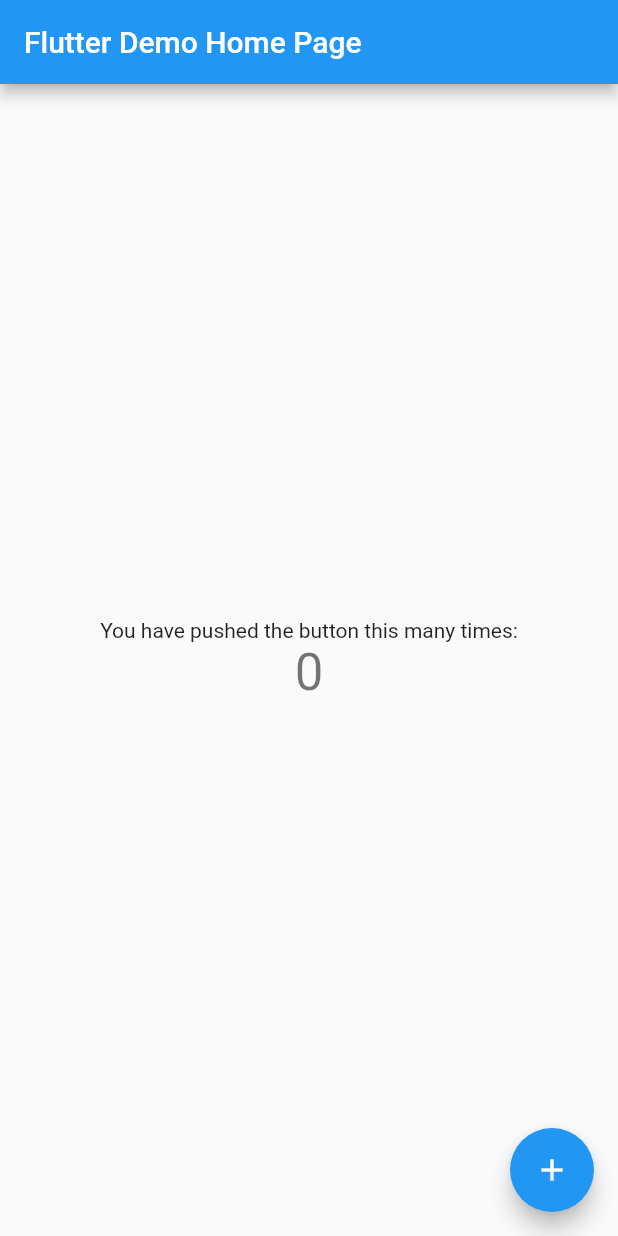
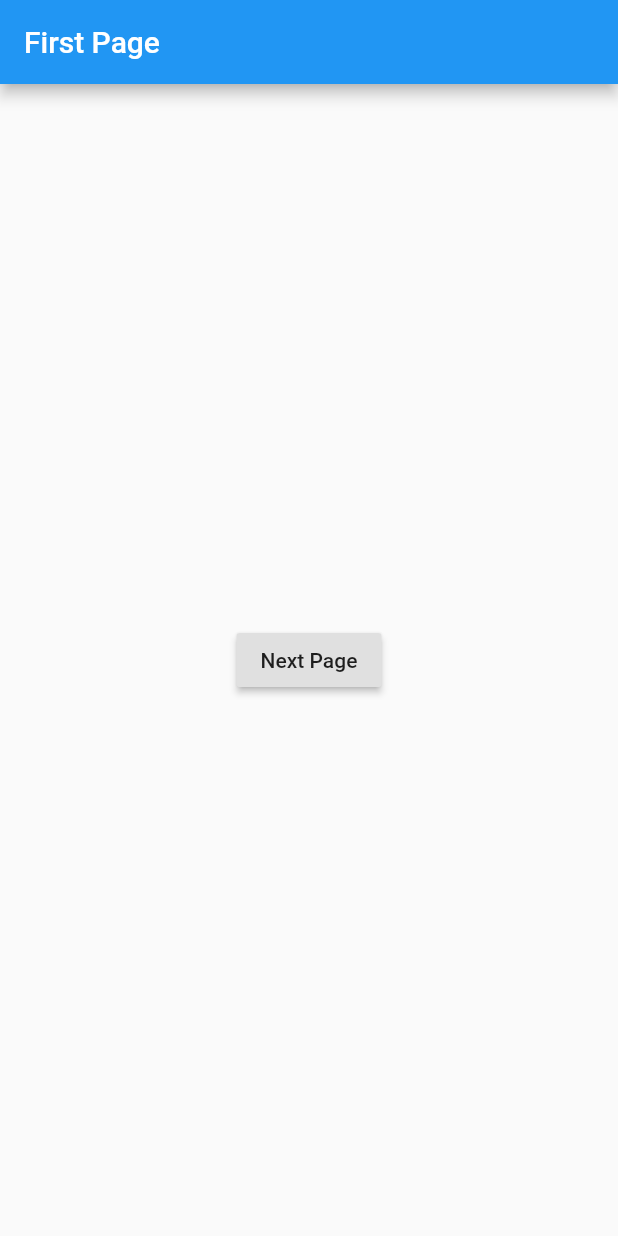
Before and after one commit to Ika-Taro/test_flutter, a Flutter app: the screen it shows after launch, on a phone screen of 412 x 824 dp. Run offline on Flutter 3.47's test engine with Material 2 defaults, Android fonts, the phone set to English and light mode, and no system bars.

Commit message:
画面遷移テスト

```diff
--- a/lib/main.dart
+++ b/lib/main.dart
@@ -1,13 +1,12 @@
 import 'package:flutter/material.dart';
 
 void main() {
-  runApp(const MyApp());
+  runApp(MyApp());
 }
 
 class MyApp extends StatelessWidget {
-  const MyApp({Key? key}) : super(key: key);
+  // const MyApp({Key? key}) : super(key: key);
 
-  // This widget is the root of your application.
   @override
   Widget build(BuildContext context) {
     return MaterialApp(
@@ -24,92 +23,91 @@ class MyApp extends StatelessWidget {
         // is not restarted.
         primarySwatch: Colors.blue,
       ),
-      home: const MyHomePage(title: 'Flutter Demo Home Page'),
+      home: FirstPage(),
     );
   }
 }
 
-class MyHomePage extends StatefulWidget {
-  const MyHomePage({Key? key, required this.title}) : super(key: key);
+// class MyHomePage extends StatefulWidget {
+//   const MyHomePage({Key? key, required this.title}) : super(key: key);
 
-  // This widget is the home page of your application. It is stateful, meaning
-  // that it has a State object (defined below) that contains fields that affect
-  // how it looks.
+//   final String title;
 
-  // This class is the configuration for the state. It holds the values (in this
-  // case the title) provided by the parent (in this case the App widget) and
-  // used by the build method of the State. Fields in a Widget subclass are
-  // always marked "final".
+//   @override
+//   State<MyHomePage> createState() => _MyHomePageState();
+// }
 
-  final String title;
+// class _MyHomePageState extends State<MyHomePage> {
+//   int _counter = 0;
 
-  @override
-  State<MyHomePage> createState() => _MyHomePageState();
-}
+//   void _incrementCounter() {
+//     setState(() {
+//       _counter++;
+//     });
+//   }
 
-class _MyHomePageState extends State<MyHomePage> {
-  int _counter = 0;
+//   @override
+//   Widget build(BuildContext context) {
+//     return Scaffold(
+//       appBar: AppBar(
+//         title: Text(widget.title),
+//       ),
+//       body: Center(
+//         child: Column(
+//           mainAxisAlignment: MainAxisAlignment.center,
+//           children: <Widget>[
+//             const Text(
+//               'You have pushed the button this many times:',
+//             ),
+//             Text(
+//               '$_counter',
+//               style: Theme.of(context).textTheme.headline4,
+//             ),
+//           ],
+//         ),
+//       ),
+//       floatingActionButton: FloatingActionButton(
+//         onPressed: _incrementCounter,
+//         tooltip: 'Increment',
+//         child: const Icon(Icons.add),
+//       ), // This trailing comma makes auto-formatting nicer for build methods.
+//     );
+//   }
+// }
 
-  void _incrementCounter() {
-    setState(() {
-      // This call to setState tells the Flutter framework that something has
-      // changed in this State, which causes it to rerun the build method below
-      // so that the display can reflect the updated values. If we changed
-      // _counter without calling setState(), then the build method would not be
-      // called again, and so nothing would appear to happen.
-      _counter++;
-    });
-  }
-
-  @override
+class FirstPage extends StatelessWidget {
   Widget build(BuildContext context) {
-    // This method is rerun every time setState is called, for instance as done
-    // by the _incrementCounter method above.
-    //
-    // The Flutter framework has been optimized to make rerunning build methods
-    // fast, so that you can just rebuild anything that needs updating rather
-    // than having to individually change instances of widgets.
     return Scaffold(
-      appBar: AppBar(
-        // Here we take the value from the MyHomePage object that was created by
-        // the App.build method, and use it to set our appbar title.
-        title: Text(widget.title),
-      ),
+      appBar: AppBar(title: const Text("First Page")),
       body: Center(
-        // Center is a layout widget. It takes a single child and positions it
-        // in the middle of the parent.
-        child: Column(
-          // Column is also a layout widget. It takes a list of children and
-          // arranges them vertically. By default, it sizes itself to fit its
-          // children horizontally, and tries to be as tall as its parent.
-          //
-          // Invoke "debug painting" (press "p" in the console, choose the
-          // "Toggle Debug Paint" action from the Flutter Inspector in Android
-          // Studio, or the "Toggle Debug Paint" command in Visual Studio Code)
-          // to see the wireframe for each widget.
-          //
-          // Column has various properties to control how it sizes itself and
-          // how it positions its children. Here we use mainAxisAlignment to
-          // center the children vertically; the main axis here is the vertical
-          // axis because Columns are vertical (the cross axis would be
-          // horizontal).
-          mainAxisAlignment: MainAxisAlignment.center,
-          children: <Widget>[
-            const Text(
-              'You have pushed the button this many times:',
-            ),
-            Text(
-              '$_counter',
-              style: Theme.of(context).textTheme.headline4,
-            ),
-          ],
+        child: RaisedButton(
+          onPressed: () {
+            Navigator.push(
+              context,
+              MaterialPageRoute(builder: (context) {
+                return SecondPage();
+              }),
+            );
+          },
+          child: Text('Next Page'),
         ),
       ),
-      floatingActionButton: FloatingActionButton(
-        onPressed: _incrementCounter,
-        tooltip: 'Increment',
-        child: const Icon(Icons.add),
-      ), // This trailing comma makes auto-formatting nicer for build methods.
     );
   }
 }
+
+class SecondPage extends StatelessWidget {
+  Widget build(BuildContext context) {
+    return Scaffold(
+      appBar: AppBar(title: const Text("Second Page")),
+      body: Center(
+        child: RaisedButton(
+          onPressed: () {
+            Navigator.pop(context);
+          },
+          child: Text('Go back'),
+        ),
+      ),
+    );
+  }
+}
```
